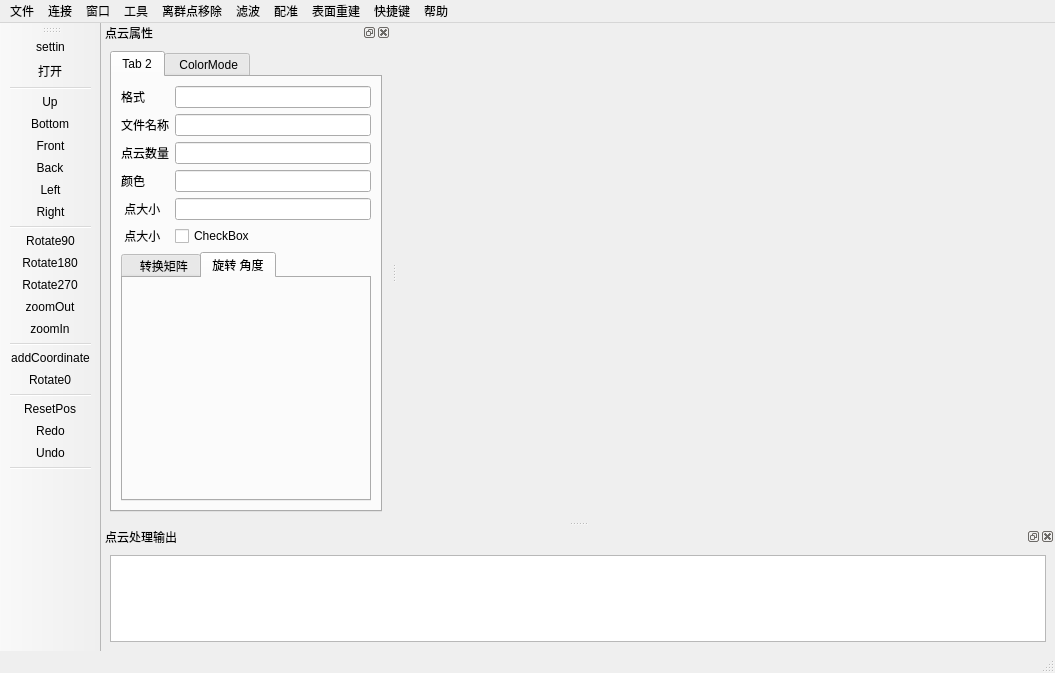
This is pclvisualizer.ui in luolaihua/point-cloud-viewer as Qt 5 draws it before an edit. The edited form follows.
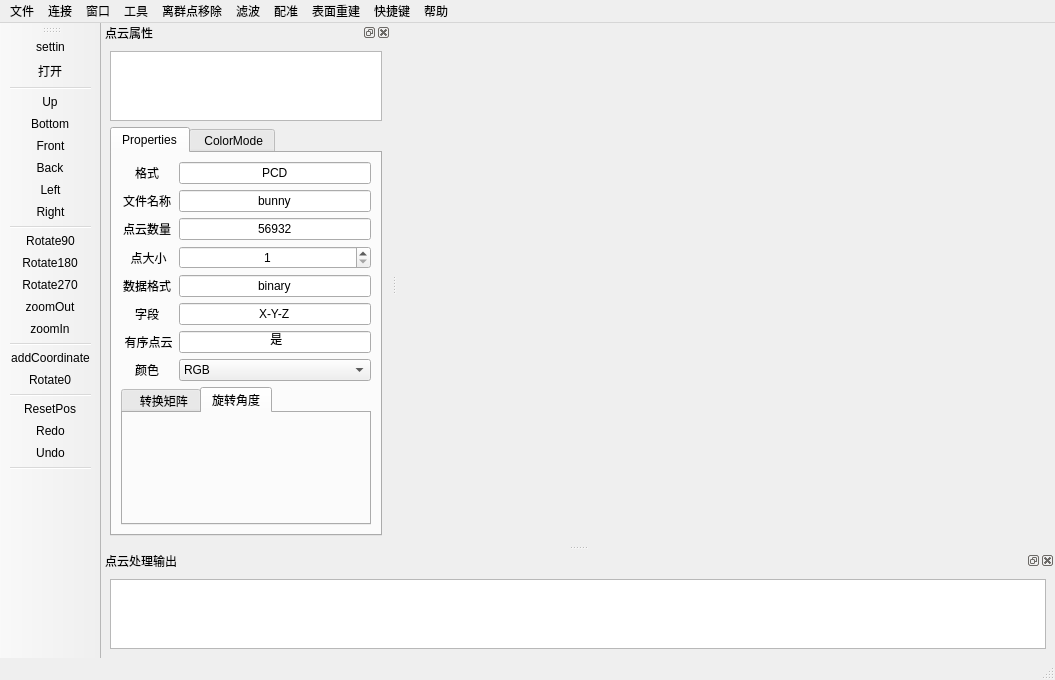
This is the edited form. The open tabs and pages were chosen to show the change. Icons and pictures are not drawn. Custom widgets are drawn as their Qt base class.

Commit message: 整体界面初步完成

Diff of the .ui file:
```diff
--- a/pclvisualizer.ui
+++ b/pclvisualizer.ui
@@ -7,7 +7,7 @@
     <x>0</x>
     <y>0</y>
     <width>1055</width>
-    <height>673</height>
+    <height>667</height>
    </rect>
   </property>
   <property name="windowTitle">
@@ -271,6 +271,16 @@
    </attribute>
    <widget class="QWidget" name="dockWidgetContents_2">
     <layout class="QVBoxLayout" name="verticalLayout">
+     <item>
+      <widget class="QListWidget" name="filesList">
+       <property name="editTriggers">
+        <set>QAbstractItemView::AllEditTriggers</set>
+       </property>
+       <property name="selectionMode">
+        <enum>QAbstractItemView::SingleSelection</enum>
+       </property>
+      </widget>
+     </item>
      <item>
       <widget class="QTabWidget" name="tabWidget">
        <property name="sizePolicy">
@@ -284,34 +294,154 @@
        </property>
        <widget class="QWidget" name="tab_2">
         <attribute name="title">
-         <string>Tab 2</string>
+         <string>Properties</string>
         </attribute>
         <layout class="QGridLayout" name="gridLayout_2">
+         <item row="1" column="1">
+          <widget class="QLineEdit" name="fileNameEdt">
+           <property name="text">
+            <string>bunny</string>
+           </property>
+           <property name="alignment">
+            <set>Qt::AlignCenter</set>
+           </property>
+           <property name="readOnly">
+            <bool>true</bool>
+           </property>
+          </widget>
+         </item>
          <item row="0" column="0">
           <widget class="QLabel" name="label">
+           <property name="frameShape">
+            <enum>QFrame::NoFrame</enum>
+           </property>
+           <property name="frameShadow">
+            <enum>QFrame::Raised</enum>
+           </property>
            <property name="text">
             <string>格式</string>
            </property>
+           <property name="alignment">
+            <set>Qt::AlignCenter</set>
+           </property>
           </widget>
          </item>
-         <item row="7" column="0">
-          <widget class="QLabel" name="label_7">
+         <item row="7" column="1">
+          <widget class="QLineEdit" name="cloudIsDenseEdt">
            <property name="text">
-            <string> 点大小</string>
+            <string> 是</string>
            </property>
+           <property name="alignment">
+            <set>Qt::AlignCenter</set>
+           </property>
+           <property name="readOnly">
+            <bool>true</bool>
+           </property>
           </widget>
          </item>
-         <item row="6" column="1">
-          <widget class="QLineEdit" name="lineEdit_5"/>
+         <item row="3" column="1">
+          <widget class="QSpinBox" name="pointSizeEdt">
+           <property name="alignment">
+            <set>Qt::AlignCenter</set>
+           </property>
+           <property name="minimum">
+            <number>1</number>
+           </property>
+          </widget>
+         </item>
+         <item row="8" column="1">
+          <widget class="QComboBox" name="comboBox_2">
+           <property name="contextMenuPolicy">
+            <enum>Qt::PreventContextMenu</enum>
+           </property>
+           <property name="layoutDirection">
+            <enum>Qt::LeftToRight</enum>
+           </property>
+           <property name="editable">
+            <bool>false</bool>
+           </property>
+           <property name="sizeAdjustPolicy">
+            <enum>QComboBox::AdjustToContents</enum>
+           </property>
+           <item>
+            <property name="text">
+             <string>RGB</string>
+            </property>
+            <property name="icon">
+             <iconset resource="images.qrc">
+              <normaloff>:/images/RGB.png</normaloff>:/images/RGB.png</iconset>
+            </property>
+           </item>
+           <item>
+            <property name="text">
+             <string>NONE</string>
+            </property>
+            <property name="icon">
+             <iconset resource="images.qrc">
+              <normaloff>:/images/grey.png</normaloff>:/images/grey.png</iconset>
+            </property>
+           </item>
+          </widget>
          </item>
          <item row="6" column="0">
-          <widget class="QLabel" name="label_5">
+          <widget class="QLabel" name="label_14">
+           <property name="frameShape">
+            <enum>QFrame::NoFrame</enum>
+           </property>
+           <property name="frameShadow">
+            <enum>QFrame::Raised</enum>
+           </property>
            <property name="text">
-            <string> 点大小</string>
+            <string>字段</string>
            </property>
+           <property name="alignment">
+            <set>Qt::AlignCenter</set>
+           </property>
           </widget>
          </item>
-         <item row="8" column="0" colspan="2">
+         <item row="2" column="1">
+          <widget class="QLineEdit" name="pointCountEdt">
+           <property name="text">
+            <string>56932</string>
+           </property>
+           <property name="alignment">
+            <set>Qt::AlignCenter</set>
+           </property>
+           <property name="readOnly">
+            <bool>true</bool>
+           </property>
+          </widget>
+         </item>
+         <item row="1" column="0">
+          <widget class="QLabel" name="label_7">
+           <property name="frameShape">
+            <enum>QFrame::NoFrame</enum>
+           </property>
+           <property name="frameShadow">
+            <enum>QFrame::Raised</enum>
+           </property>
+           <property name="text">
+            <string>文件名称</string>
+           </property>
+           <property name="alignment">
+            <set>Qt::AlignCenter</set>
+           </property>
+          </widget>
+         </item>
+         <item row="5" column="1">
+          <widget class="QLineEdit" name="dataTypeEdt">
+           <property name="text">
+            <string>binary</string>
+           </property>
+           <property name="alignment">
+            <set>Qt::AlignCenter</set>
+           </property>
+           <property name="readOnly">
+            <bool>true</bool>
+           </property>
+          </widget>
+         </item>
+         <item row="10" column="0" colspan="2">
           <widget class="QTabWidget" name="tabWidget_2">
            <property name="currentIndex">
             <number>0</number>
@@ -335,48 +465,114 @@
            </widget>
            <widget class="QWidget" name="tab_4">
             <attribute name="title">
-             <string>旋转 角度</string>
+             <string>旋转角度</string>
             </attribute>
            </widget>
           </widget>
          </item>
-         <item row="2" column="0">
-          <widget class="QLabel" name="label_3">
-           <property name="text">
-            <string>文件名称</string>
-           </property>
-          </widget>
-         </item>
-         <item row="3" column="1">
-          <widget class="QLineEdit" name="lineEdit_2"/>
-         </item>
-         <item row="5" column="1">
-          <widget class="QLineEdit" name="lineEdit_4"/>
-         </item>
          <item row="0" column="1">
-          <widget class="QLineEdit" name="lineEdit"/>
+          <widget class="QLineEdit" name="fileFormatEdt">
+           <property name="text">
+            <string>PCD</string>
+           </property>
+           <property name="alignment">
+            <set>Qt::AlignCenter</set>
+           </property>
+           <property name="readOnly">
+            <bool>true</bool>
+           </property>
+          </widget>
          </item>
-         <item row="7" column="1">
-          <widget class="QCheckBox" name="checkBox">
+         <item row="6" column="1">
+          <widget class="QLineEdit" name="cloudFieldEdt">
            <property name="text">
-            <string>CheckBox</string>
+            <string>X-Y-Z</string>
            </property>
+           <property name="alignment">
+            <set>Qt::AlignCenter</set>
+           </property>
+           <property name="readOnly">
+            <bool>true</bool>
+           </property>
           </widget>
          </item>
-         <item row="2" column="1">
-          <widget class="QLineEdit" name="lineEdit_3"/>
+         <item row="8" column="0">
+          <widget class="QLabel" name="label_16">
+           <property name="frameShape">
+            <enum>QFrame::NoFrame</enum>
+           </property>
+           <property name="frameShadow">
+            <enum>QFrame::Raised</enum>
+           </property>
+           <property name="text">
+            <string>颜色</string>
+           </property>
+           <property name="alignment">
+            <set>Qt::AlignCenter</set>
+           </property>
+          </widget>
+         </item>
+         <item row="5" column="0">
+          <widget class="QLabel" name="label_13">
+           <property name="frameShape">
+            <enum>QFrame::NoFrame</enum>
+           </property>
+           <property name="frameShadow">
+            <enum>QFrame::Raised</enum>
+           </property>
+           <property name="text">
+            <string>数据格式</string>
+           </property>
+           <property name="alignment">
+            <set>Qt::AlignCenter</set>
+           </property>
+          </widget>
          </item>
          <item row="3" column="0">
-          <widget class="QLabel" name="label_2">
+          <widget class="QLabel" name="label_12">
+           <property name="frameShape">
+            <enum>QFrame::NoFrame</enum>
+           </property>
+           <property name="frameShadow">
+            <enum>QFrame::Raised</enum>
+           </property>
+           <property name="text">
+            <string> 点大小</string>
+           </property>
+           <property name="alignment">
+            <set>Qt::AlignCenter</set>
+           </property>
+          </widget>
+         </item>
+         <item row="7" column="0">
+          <widget class="QLabel" name="label_15">
+           <property name="frameShape">
+            <enum>QFrame::NoFrame</enum>
+           </property>
+           <property name="frameShadow">
+            <enum>QFrame::Raised</enum>
+           </property>
+           <property name="text">
+            <string> 有序点云</string>
+           </property>
+           <property name="alignment">
+            <set>Qt::AlignCenter</set>
+           </property>
+          </widget>
+         </item>
+         <item row="2" column="0">
+          <widget class="QLabel" name="label_11">
+           <property name="frameShape">
+            <enum>QFrame::NoFrame</enum>
+           </property>
+           <property name="frameShadow">
+            <enum>QFrame::Raised</enum>
+           </property>
            <property name="text">
             <string>点云数量</string>
            </property>
-          </widget>
-         </item>
-         <item row="5" column="0">
-          <widget class="QLabel" name="label_4">
-           <property name="text">
-            <string>颜色</string>
+           <property name="alignment">
+            <set>Qt::AlignCenter</set>
            </property>
           </widget>
          </item>
```
Left out of the diff: 15 changed lines with no effect on the pictures. The commit also changes 7 other files.
